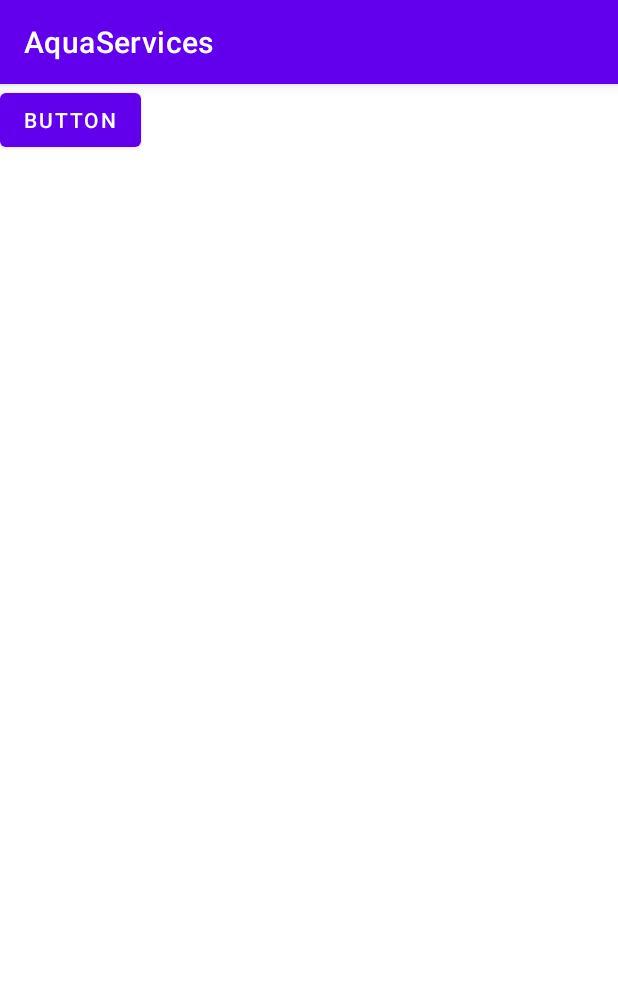
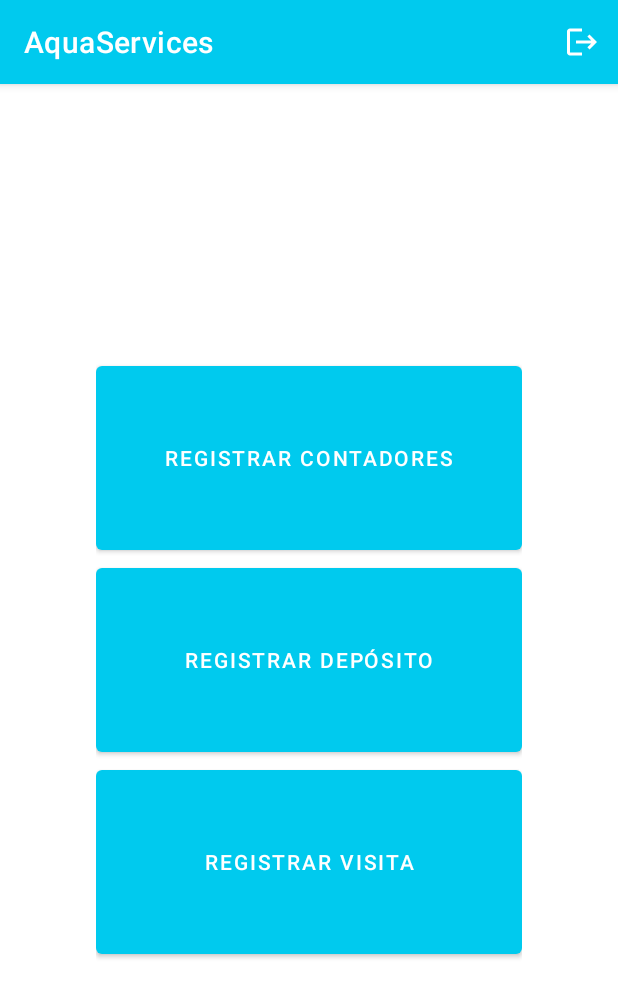
Before and after one commit to AracelyLJ/AquaServices, an Android app: the screen it shows after launch once a user with an empty profile is signed in (HomeEmpleado), on a phone screen of 412 x 824 dp. Shown: the top 998 px of the screen. Run offline under Robolectric (Android 15) with nearby library versions, the light colour scheme and no system bars; our stand-ins replace Firebase (no records; nobody signed in at launch, a user with empty details on screens opened directly); 2 statements that could not run were skipped.

Commit message:
07-05-2022
Login terminado.
Pantalla de inicio de empleado terminada.

Stage

```diff
--- a/app/src/main/AndroidManifest.xml
+++ b/app/src/main/AndroidManifest.xml
@@ -9,7 +9,7 @@
         android:roundIcon="@mipmap/ic_launcher_round"
         android:supportsRtl="true"
         android:theme="@style/Theme.AquaServices">
-        <activity android:name=".HomeEmpleado"></activity>
+        <activity android:name=".HomeAdmin"></activity>
         <activity
             android:name=".SplashActivity"
             android:theme="@style/SplashTheme">
@@ -23,6 +23,7 @@
             android:name=".LoginActivity"
             android:theme="@style/Theme.AppCompat.NoActionBar" />
         <activity android:name=".MainActivity" />
+        <activity android:name=".HomeEmpleado" />
     </application>
 
 </manifest>
--- a/app/src/main/java/com/example/aquaservices/HomeEmpleado.java
+++ b/app/src/main/java/com/example/aquaservices/HomeEmpleado.java
@@ -7,10 +7,14 @@ import android.app.AlertDialog;
 import android.content.Intent;
 import android.os.Bundle;
 import android.util.Log;
+import android.view.Menu;
+import android.view.MenuInflater;
+import android.view.MenuItem;
 import android.view.View;
 import android.widget.Button;
 import android.widget.Toast;
 
+import com.example.aquaservices.models.Usuario;
 import com.google.android.gms.tasks.OnCompleteListener;
 import com.google.android.gms.tasks.OnSuccessListener;
 import com.google.android.gms.tasks.Task;
@@ -22,47 +26,103 @@ import com.google.firebase.database.DatabaseReference;
 import com.google.firebase.database.FirebaseDatabase;
 import com.google.firebase.database.ValueEventListener;
 
+import java.util.HashMap;
+import java.util.Map;
+
 public class HomeEmpleado extends AppCompatActivity {
 
-    private Button buttonSignOut;
+    // Elements
+    private Button buttonRegContadores;
+    private Button buttonRegDeposito;
+    private Button buttonRegVisita;
+    // Modelos
+    private Map<String, String> mapUsuario;
     // Firebase
     private FirebaseAuth mAuth;
-    private DatabaseReference usersRef;
-    private DataSnapshot dataSnapshot;
-
-    public static String dataSnapshotUsuario;
 
     @Override
     protected void onCreate(Bundle savedInstanceState) {
         super.onCreate(savedInstanceState);
         setContentView(R.layout.activity_home_empleado);
 
+        DatabaseReference userRef = FirebaseDatabase.getInstance().getReference().
+                child("usuarios").child(mAuth.getCurrentUser().getUid());
 
-        buttonSignOut = findViewById(R.id.button);
+        // Vistas
+        buttonRegContadores = findViewById(R.id.buttonRegContadores);
+        buttonRegDeposito = findViewById(R.id.buttonRegDeposito);
+        buttonRegVisita = findViewById(R.id.buttonRegVisita);
+        buttonRegContadores.setOnClickListener(listener);
+        buttonRegDeposito.setOnClickListener(listener);
+        buttonRegVisita.setOnClickListener(listener);
+        // Vars
         mAuth = mAuth.getInstance();
-        usersRef = FirebaseDatabase.getInstance().getReference().child("usuarios").child(mAuth.getCurrentUser().getUid());
+        mapUsuario = new HashMap<>();
 
-        // Aquí realizar el progress dialog
-        usersRef.get().addOnCompleteListener(new OnCompleteListener<DataSnapshot>() {
+        obtenerInfoUsuario(userRef);
+
+
+    }
+
+    private View.OnClickListener listener = new View.OnClickListener() {
+        public void onClick(View v) {
+            switch (v.getId()) {
+                case R.id.buttonRegContadores:
+                    Toast.makeText(HomeEmpleado.this, "Contadores", Toast.LENGTH_SHORT).show();
+                    break;
+                case R.id.buttonRegDeposito:
+                    Toast.makeText(HomeEmpleado.this, "Deposito", Toast.LENGTH_SHORT).show();
+                    break;
+                case R.id.buttonRegVisita:
+                    Toast.makeText(HomeEmpleado.this, "Visita", Toast.LENGTH_SHORT).show();
+                    break;
+                default:
+                    break;
+
+            }
+        }
+    };
+
+    @Override
+    public boolean onCreateOptionsMenu(Menu menu) {
+        // Inflate the menu items for use in the action bar
+        MenuInflater inflater = getMenuInflater();
+        inflater.inflate(R.menu.activity_home_empleado, menu);
+        return super.onCreateOptionsMenu(menu);
+    }
+
+    @Override
+    public boolean onOptionsItemSelected(MenuItem item) {
+        // Handle presses on the action bar items
+        switch (item.getItemId()) {
+            case R.id.action_logout:
+                FirebaseAuth.getInstance().signOut();
+                startActivity(new Intent(HomeEmpleado.this, LoginActivity.class));
+                return true;
+            default:
+                return super.onOptionsItemSelected(item);
+        }
+    }
+
+    public void obtenerInfoUsuario(DatabaseReference userRef) {
+        AlertDialog dialogGetData = Globals.infoAlertDialog(HomeEmpleado.this,
+                "Obteniendo información...");
+        dialogGetData.setCancelable(false);
+        dialogGetData.show();
+        userRef.get().addOnCompleteListener(new OnCompleteListener<DataSnapshot>() {
             @Override
             public void onComplete(@NonNull Task<DataSnapshot> task) {
-                if (!task.isSuccessful()) {
+                if (task.isSuccessful()) {
+                    Log.d("firebase", String.valueOf(task.getResult().getValue()));
+                    DataSnapshot dataSnapshot = task.getResult();
+                    mapUsuario = (HashMap<String, String>) dataSnapshot.getValue();
+                    setTitle("Usuario: "+mapUsuario.get("nombre"));
+                    dialogGetData.dismiss();
+                } else {
                     Log.e("firebase", "Error getting data", task.getException());
-                    Toast.makeText(HomeEmpleado.this,"Error getting data"+ task.getException(), Toast.LENGTH_SHORT).show();
+                    Toast.makeText(HomeEmpleado.this,"Error getting data"+ task.getException(),
+                            Toast.LENGTH_SHORT).show();
                 }
-                else {
-                    Log.d("firebase", String.valueOf(task.getResult().getValue()));
-                    dataSnapshot = task.getResult();
-                    Toast.makeText(HomeEmpleado.this, "asdf"+dataSnapshot.toString(), Toast.LENGTH_SHORT).show();
-                }
-            }
-        });
-
-        buttonSignOut.setOnClickListener(new View.OnClickListener() {
-            @Override
-            public void onClick(View v) {
-                FirebaseAuth.getInstance().signOut();
-                startActivity(new Intent(HomeEmpleado.this, LoginActivity.class));
             }
         });
     }
--- /dev/null
+++ b/app/src/main/res/drawable/ic_baseline_logout_24.xml
@@ -0,0 +1,11 @@
+<vector xmlns:android="http://schemas.android.com/apk/res/android"
+    android:width="24dp"
+    android:height="24dp"
+    android:viewportWidth="24"
+    android:viewportHeight="24"
+    android:tint="?attr/colorControlNormal"
+    android:autoMirrored="true">
+  <path
+      android:fillColor="@android:color/white"
+      android:pathData="M17,7l-1.41,1.41L18.17,11H8v2h10.17l-2.58,2.58L17,17l5,-5zM4,5h8V3H4c-1.1,0 -2,0.9 -2,2v14c0,1.1 0.9,2 2,2h8v-2H4V5z"/>
+</vector>
--- a/app/src/main/res/layout/activity_home_empleado.xml
+++ b/app/src/main/res/layout/activity_home_empleado.xml
@@ -4,13 +4,33 @@
     xmlns:tools="http://schemas.android.com/tools"
     android:layout_width="match_parent"
     android:layout_height="match_parent"
+    android:gravity="center"
     tools:context=".HomeEmpleado">
 
-    <Button
-        android:id="@+id/button"
-        android:layout_width="wrap_content"
-        android:layout_height="wrap_content"
-        android:text="Button"
-        tools:layout_editor_absoluteX="223dp"
-        tools:layout_editor_absoluteY="284dp" />
+    <LinearLayout
+        android:layout_width="284dp"
+        android:layout_height="404dp"
+        android:orientation="vertical">
+
+        <Button
+            android:id="@+id/buttonRegContadores"
+            android:layout_width="match_parent"
+            android:layout_height="wrap_content"
+            android:layout_weight="1"
+            android:text="REGISTRAR CONTADORES" />
+
+        <Button
+            android:id="@+id/buttonRegDeposito"
+            android:layout_width="match_parent"
+            android:layout_height="wrap_content"
+            android:layout_weight="1"
+            android:text="REGISTRAR DEPÓSITO" />
+
+        <Button
+            android:id="@+id/buttonRegVisita"
+            android:layout_width="match_parent"
+            android:layout_height="wrap_content"
+            android:layout_weight="1"
+            android:text="REGISTRAR VISITA" />
+    </LinearLayout>
 </LinearLayout>
--- /dev/null
+++ b/app/src/main/res/menu/activity_home_empleado.xml
@@ -0,0 +1,10 @@
+<?xml version="1.0" encoding="utf-8"?>
+
+<menu xmlns:app="http://schemas.android.com/apk/res-auto"
+    xmlns:android="http://schemas.android.com/apk/res/android" >
+    <!-- Logout icon, should appear as action button -->
+    <item android:id="@+id/action_logout"
+        android:icon="@drawable/ic_baseline_logout_24"
+        android:title="@string/log_out"
+        app:showAsAction="ifRoom" />
+</menu>
--- a/app/src/main/res/values/colors.xml
+++ b/app/src/main/res/values/colors.xml
@@ -1,8 +1,8 @@
 <?xml version="1.0" encoding="utf-8"?>
 <resources>
-    <color name="purple_200">#FFBB86FC</color>
-    <color name="purple_500">#FF6200EE</color>
-    <color name="purple_700">#FF3700B3</color>
+    <color name="purple_200">#000000</color>
+    <color name="purple_500">#00CAEE</color>
+    <color name="purple_700">#214EF3</color>
     <color name="teal_200">#FF03DAC5</color>
     <color name="teal_700">#FF018786</color>
     <color name="black">#FF000000</color>
--- a/app/src/main/res/values/strings.xml
+++ b/app/src/main/res/values/strings.xml
@@ -1,3 +1,4 @@
 <resources>
     <string name="app_name">AquaServices</string>
+    <string name="log_out">Log out</string>
 </resources>
```
Also changed, not shown: app/src/main/java/com/example/aquaservices/HomeAdmin.java (added, +14 -0 lines), app/src/main/java/com/example/aquaservices/LoginActivity.java (+40 -11 lines), app/src/main/res/layout/activity_home_admin.xml (added, +9 -0 lines).
